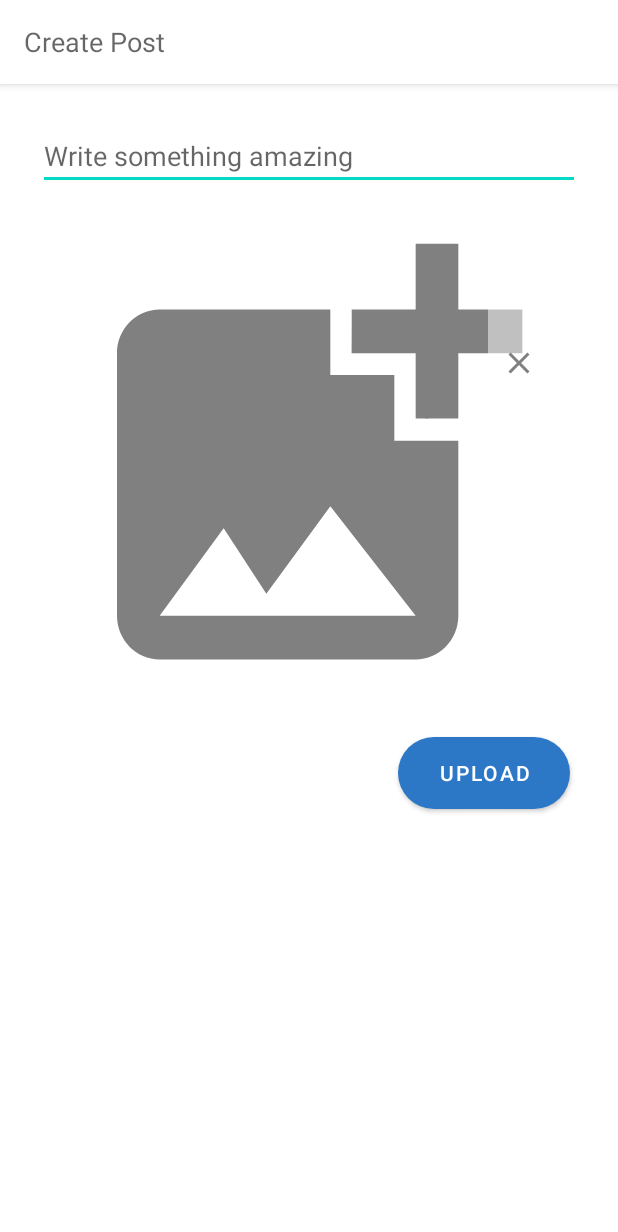
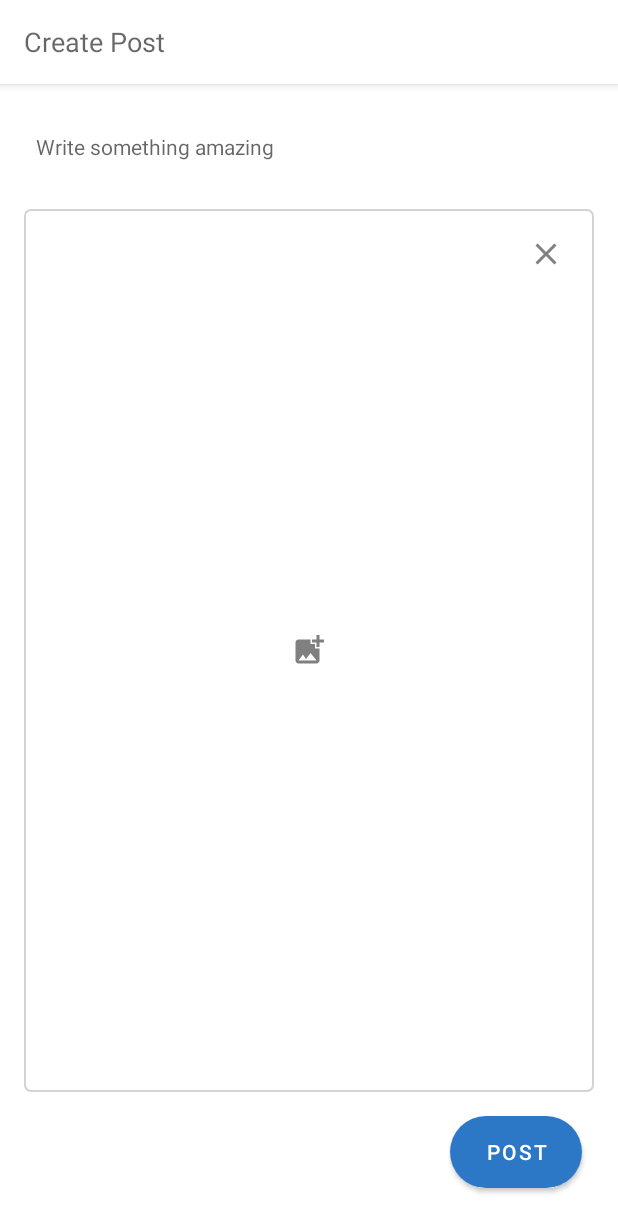
Before and after one commit to KatlehoWMphuthi/Wits_Social, an Android app: the PostActivity screen opened directly, with no data from a screen before it, on a phone screen of 412 x 824 dp. Shown: the top 1232 px of the screen. Run offline under Robolectric (Android 15) with nearby library versions, the phone set to English and light mode, and no system bars; our stand-ins replace Firebase (no records; nobody signed in at launch, a user with empty details on screens opened directly).

Commit message:
Fixed Post Activity xml and added back to homefragment after posting

```diff
--- a/app/src/main/AndroidManifest.xml
+++ b/app/src/main/AndroidManifest.xml
@@ -15,7 +15,8 @@
         <activity
             android:name=".PostActivity"
             android:exported="false"
-            android:screenOrientation="portrait"/>
+            android:screenOrientation="portrait"
+            android:windowSoftInputMode="adjustResize"/>
         <activity
             android:name=".check_mail"
             android:exported="false"
--- a/app/src/main/res/layout/activity_post.xml
+++ b/app/src/main/res/layout/activity_post.xml
@@ -1,7 +1,8 @@
 <?xml version="1.0" encoding="utf-8"?>
-<RelativeLayout xmlns:android="http://schemas.android.com/apk/res/android"
+<androidx.constraintlayout.widget.ConstraintLayout xmlns:android="http://schemas.android.com/apk/res/android"
     xmlns:app="http://schemas.android.com/apk/res-auto"
     xmlns:tools="http://schemas.android.com/tools"
+    android:id="@+id/relativeLayout"
     android:layout_width="match_parent"
     android:layout_height="match_parent"
     tools:context=".PostActivity">
@@ -10,18 +11,16 @@
         android:id="@+id/bar"
         android:layout_width="match_parent"
         android:layout_height="wrap_content"
-        android:background="?android:attr/windowBackground">
+        android:background="?android:attr/windowBackground"
+        app:layout_constraintEnd_toEndOf="parent"
+        app:layout_constraintStart_toStartOf="parent"
+        app:layout_constraintTop_toTopOf="parent">
 
         <androidx.appcompat.widget.Toolbar
             android:id="@+id/toolbar"
             android:layout_width="match_parent"
             android:layout_height="wrap_content"
             android:background="?android:attr/windowBackground">
-
-            <RelativeLayout
-                android:layout_width="match_parent"
-                android:layout_height="wrap_content">
-
 
 
             <!--
@@ -41,76 +40,89 @@
                 android:layout_height="wrap_content"
                 android:text="Create Post"
                 android:textAppearance="@style/TextAppearance.AppCompat.Medium" />
-            </RelativeLayout>
-
 
 
         </androidx.appcompat.widget.Toolbar>
     </com.google.android.material.appbar.AppBarLayout>
 
 
-    <LinearLayout
-        android:id="@+id/layout_text"
+    <EditText
+        android:layout_marginRight="16dp"
+        android:layout_marginLeft="16dp"
+        android:id="@+id/caption"
+        style="@style/Widget.AppCompat.AutoCompleteTextView"
         android:layout_width="match_parent"
         android:layout_height="wrap_content"
-
-
-        android:layout_marginTop="71dp"
-        android:layout_marginBottom="27dp"
-        android:orientation="horizontal"
-        android:paddingHorizontal="25dp"
-        android:paddingTop="10dp"
-        android:weightSum="2">
-
-        <EditText
-            android:id="@+id/caption"
-            style="@style/Widget.AppCompat.AutoCompleteTextView"
-            android:layout_width="368dp"
-            android:layout_height="wrap_content"
-            android:layout_weight="2"
+        android:layout_marginTop="16dp"
+        android:layout_marginBottom="16dp"
+        android:background="@android:color/transparent"
         android:ems="10"
         android:hint="Write something amazing"
-            android:inputType="textMultiLine" />
-    </LinearLayout>
+        android:inputType="textMultiLine"
+        android:padding="16dp"
+        android:paddingStart="8dp"
+        android:textSize="14sp"
+        app:layout_constraintEnd_toEndOf="parent"
+        app:layout_constraintStart_toStartOf="parent"
+        app:layout_constraintTop_toBottomOf="@+id/bar" />
+
+    <FrameLayout
+        android:id="@+id/frameLayout"
+        android:layout_width="match_parent"
+        android:layout_height="0dp"
+        android:layout_marginLeft="16dp"
+        android:layout_marginRight="16dp"
+        android:layout_marginTop="16dp"
+
+        android:background="@drawable/image_border"
+        app:layout_constraintBottom_toTopOf="@+id/btnUpload"
+        app:layout_constraintTop_toBottomOf="@+id/caption"
+        app:layout_constraintVertical_bias="0.016"
+        tools:layout_editor_absoluteX="31dp">
 
         <ImageView
             android:id="@+id/imgView"
-        android:layout_width="350dp"
-        android:layout_height="350dp"
-        android:layout_alignParentStart="true"
-        android:layout_alignParentTop="true"
-        android:layout_alignParentEnd="true"
-        android:layout_marginStart="35dp"
-        android:layout_marginTop="133dp"
-        android:layout_marginEnd="35dp"
+
+            android:layout_width="wrap_content"
+            android:layout_height="wrap_content"
+            android:layout_gravity="center"
             android:background="@drawable/photo" />
+
+
+    </FrameLayout>
 
     <Button
         android:id="@+id/btnUpload"
-        android:layout_width="114dp"
+        android:layout_width="wrap_content"
         android:layout_height="wrap_content"
-        android:layout_below="@+id/imgView"
-        android:layout_alignParentStart="true"
-        android:layout_alignParentEnd="true"
-        android:layout_marginStart="265dp"
-        android:layout_marginTop="8dp"
-        android:layout_marginEnd="32dp"
+        android:layout_marginTop="16dp"
+        android:layout_marginRight="24dp"
+        android:layout_marginBottom="32dp"
         android:background="@drawable/roundedcorner"
-        android:text="Upload" />
+        android:text="Post"
+        app:layout_constraintBottom_toBottomOf="parent"
+        app:layout_constraintEnd_toEndOf="parent"
+        app:layout_constraintTop_toBottomOf="@+id/frameLayout" />
+
 
     <ImageButton
         android:id="@+id/clear"
         android:layout_width="wrap_content"
+
         android:layout_height="wrap_content"
-        android:layout_alignParentStart="true"
-        android:layout_alignParentTop="true"
-        android:layout_alignParentEnd="true"
-        android:layout_alignParentBottom="true"
-        android:layout_marginStart="321dp"
-        android:layout_marginTop="138dp"
-        android:layout_marginEnd="42dp"
-        android:layout_marginBottom="478dp"
+        android:layout_margin="8dp"
         android:backgroundTint="#80FFFFFF"
+        app:layout_constraintEnd_toEndOf="@+id/frameLayout"
+        app:layout_constraintTop_toTopOf="@+id/frameLayout"
         app:srcCompat="@drawable/clear" />
 
-</RelativeLayout>
+    <androidx.constraintlayout.widget.Barrier
+        android:id="@+id/barrier2"
+        android:layout_width="wrap_content"
+        android:layout_height="wrap_content"
+        android:layout_marginStart="16dp"
+        app:barrierDirection="left"
+        app:constraint_referenced_ids="caption"
+        app:layout_constraintStart_toStartOf="parent" />
+
+</androidx.constraintlayout.widget.ConstraintLayout>
```
Also changed, not shown: app/src/main/java/com/example/witssocial/PostActivity.java (+14 -2 lines), app/src/main/res/layout/post_item.xml (+40 -40 lines). Lines whose indentation alone changed are shown as unchanged.
